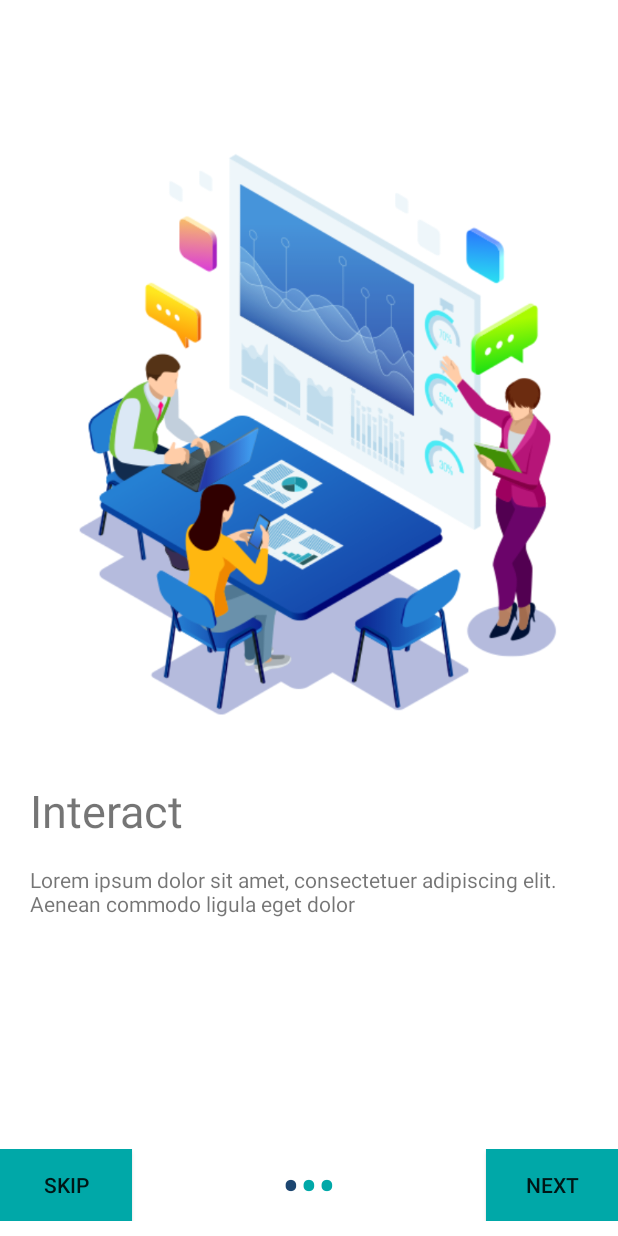
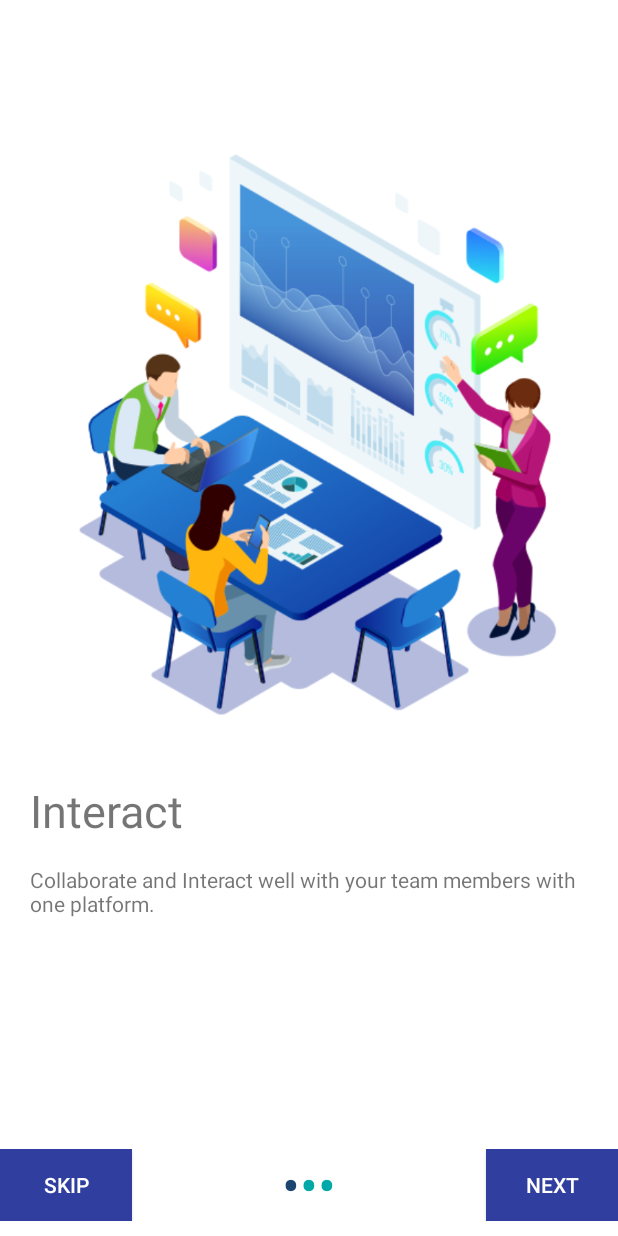
Before and after one commit to JoyMacharia77/collaboAppProject, an Android app: the screen it shows after launch (onBoardActivity), on a phone screen of 412 x 824 dp. Run offline under Robolectric (Android 15) with nearby library versions, the phone set to English and light mode, and no system bars.

Commit message:
lorem ipsum edits

```diff
--- a/app/src/main/java/com/joymacharia/collaboapp/Adapters/ViewPagerAdapter.java
+++ b/app/src/main/java/com/joymacharia/collaboapp/Adapters/ViewPagerAdapter.java
@@ -35,9 +35,9 @@ public class ViewPagerAdapter  extends PagerAdapter {
             "Enjoy",
     };
     private String desc[] = {
-            "Lorem ipsum dolor sit amet, consectetuer adipiscing elit. Aenean commodo ligula eget dolor",
-            "Lorem ipsum dolor sit amet, consectetuer adipiscing elit. Aenean commodo ligula eget dolor",
-            "Lorem ipsum dolor sit amet, consectetuer adipiscing elit. Aenean commodo ligula eget dolor",
+            "Collaborate and Interact well with your team members with one platform.",
+            "Build and Create Projects with ease together with your teammates.",
+            "Enjoy ease of work and team collaboration all in one platform.",
     };
 
 
--- a/app/src/main/res/layout/activity_on_board.xml
+++ b/app/src/main/res/layout/activity_on_board.xml
@@ -4,13 +4,16 @@
     xmlns:tools="http://schemas.android.com/tools"
     android:layout_width="match_parent"
     android:layout_height="match_parent"
-    android:background="@color/serenity_general_background"
+    android:background="@color/white"
     tools:context=".onBoardActivity">
+
     <androidx.viewpager.widget.ViewPager
      android:layout_height="match_parent"
         android:layout_width="match_parent"
         android:id="@+id/view_pager" >
+
     </androidx.viewpager.widget.ViewPager>
+
     <RelativeLayout
         android:layout_width="match_parent"
         android:layout_height="wrap_content"
@@ -21,7 +24,8 @@
         android:layout_width="wrap_content"
         android:layout_height="wrap_content"
         android:text="Skip"
-        android:background="@color/cycan"
+        android:textColor="@color/white"
+        android:background="@color/BlueGrotto"
         android:id="@+id/btnLeft"
 />
 
@@ -36,8 +40,9 @@
             android:layout_width="wrap_content"
             android:layout_height="wrap_content"
             android:text="Next"
+            android:textColor="@color/white"
             android:layout_alignParentRight="true"
-            android:background="@color/cycan"
+            android:background="@color/BlueGrotto"
             android:id="@+id/btnRight"
             />
     </RelativeLayout>
```
